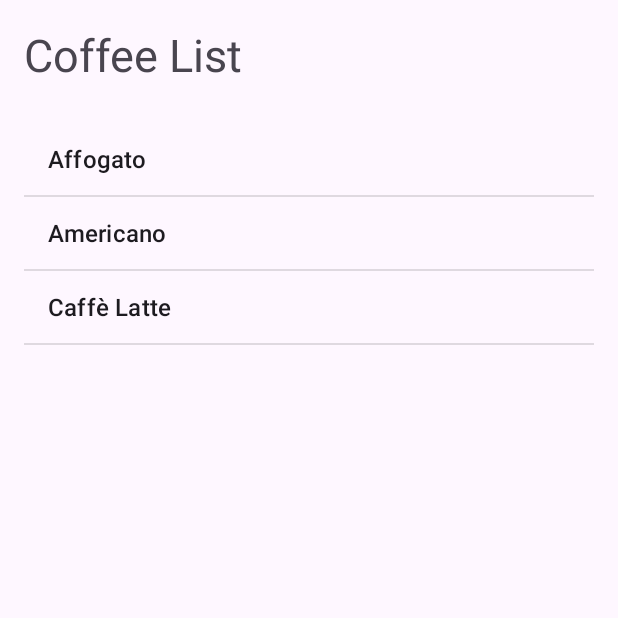
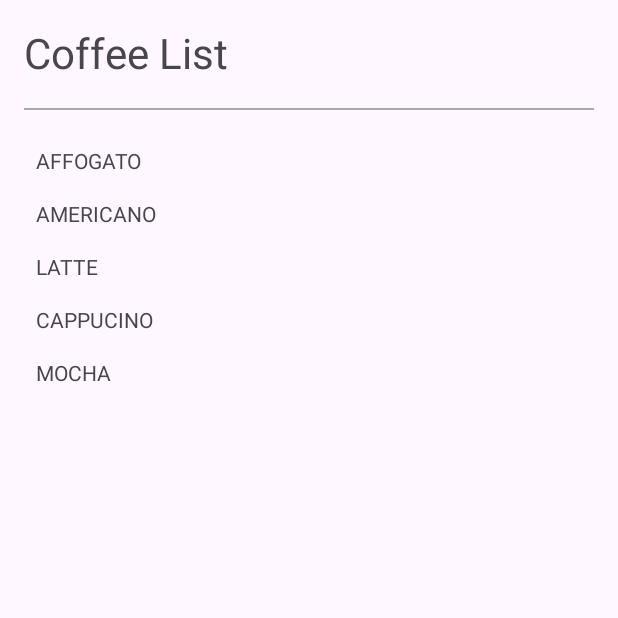
Before and after one commit to Maxhunter345/LAB_WEEK_03, an Android app: the screen it shows after launch (MainActivity), on a phone screen of 412 x 824 dp, the top half of it. Run offline under Robolectric (Android 15) with nearby library versions, the phone set to English and light mode, and no system bars.

Commit message:
Commit No.5 – add back button & extend list

```diff
--- /dev/null
+++ b/app/src/main/java/com/example/lab_week_03/CoffeeListener.kt
@@ -0,0 +1,5 @@
+package com.example.lab_week_03
+
+interface CoffeeListener {
+    fun onCoffeeSelected(index: Int)
+}
--- a/app/src/main/java/com/example/lab_week_03/ListFragment.kt
+++ b/app/src/main/java/com/example/lab_week_03/ListFragment.kt
@@ -5,25 +5,15 @@ import android.os.Bundle
 import android.view.LayoutInflater
 import android.view.View
 import android.view.ViewGroup
-import android.widget.AdapterView
-import android.widget.ArrayAdapter
-import android.widget.ListView
 import androidx.fragment.app.Fragment
-import androidx.navigation.Navigation
+import android.util.Log
 
 class ListFragment : Fragment() {
-
     private var listener: CoffeeListener? = null
-
-    interface CoffeeListener {
-        fun onCoffeeSelected(name: String, description: String)
-    }
 
     override fun onAttach(context: Context) {
         super.onAttach(context)
-        if (context is CoffeeListener) {
-            listener = context
-        }
+        listener = if (context is CoffeeListener) context else throw RuntimeException("$context must implement CoffeeListener")
     }
 
     override fun onDetach() {
@@ -31,41 +21,31 @@ class ListFragment : Fragment() {
         listener = null
     }
 
-    override fun onCreateView(
-        inflater: LayoutInflater, container: ViewGroup?,
-        savedInstanceState: Bundle?
-    ): View? {
+    override fun onCreateView(inflater: LayoutInflater, container: ViewGroup?, savedInstanceState: Bundle?): View? {
         return inflater.inflate(R.layout.fragment_list, container, false)
     }
 
     override fun onViewCreated(view: View, savedInstanceState: Bundle?) {
         super.onViewCreated(view, savedInstanceState)
 
-        val listView = view.findViewById<ListView>(R.id.coffee_list_view)
-        val coffeeNames = resources.getStringArray(R.array.coffee_names)
-        val coffeeDescriptions = resources.getStringArray(R.array.coffee_descriptions)
+        val ids = listOf(
+            R.id.affogato,
+            R.id.americano,
+            R.id.latte,
+            R.id.cappuccino,
+            R.id.mocha
+        )
 
-        val adapter = ArrayAdapter(requireContext(), android.R.layout.simple_list_item_1, coffeeNames)
-        listView.adapter = adapter
-
-        listView.onItemClickListener = AdapterView.OnItemClickListener { _, _, position, _ ->
-            val name = coffeeNames[position]
-            val description = coffeeDescriptions[position]
-
-            val detailContainerPresent = requireActivity().findViewById<View?>(R.id.detail_fragment) != null
-
-            if (detailContainerPresent && listener != null) {
-                listener!!.onCoffeeSelected(name, description)
-            } else {
-                val bundle = Bundle().apply {
-                    putString("name", name)
-                    putString("description", description)
-                }
-                Navigation.findNavController(view).navigate(
-                    R.id.action_listFragment_to_detailFragment,
-                    bundle
-                )
+        for ((index, id) in ids.withIndex()) {
+            val itemView = view.findViewById<View>(id)
+            itemView?.setOnClickListener {
+                Log.d("ListFragment", "clicked index=$index id=$id")
+                listener?.onCoffeeSelected(index)
             }
         }
     }
+
+    companion object {
+        const val COFFEE_INDEX = "COFFEE_INDEX"
+    }
 }
--- a/app/src/main/java/com/example/lab_week_03/MainActivity.kt
+++ b/app/src/main/java/com/example/lab_week_03/MainActivity.kt
@@ -2,31 +2,27 @@ package com.example.lab_week_03
 
 import android.os.Bundle
 import androidx.appcompat.app.AppCompatActivity
-import androidx.navigation.fragment.NavHostFragment
+import androidx.fragment.app.commit
 
-class MainActivity : AppCompatActivity(), ListFragment.CoffeeListener {
-    private var isTablet: Boolean = false
-
+class MainActivity : AppCompatActivity(), CoffeeListener {
     override fun onCreate(savedInstanceState: Bundle?) {
         super.onCreate(savedInstanceState)
         setContentView(R.layout.activity_main)
 
-        isTablet = findViewById<androidx.fragment.app.FragmentContainerView?>(R.id.nav_host_fragment) == null
+        if (savedInstanceState == null) {
+            supportFragmentManager.commit {
+                replace(R.id.fragment_container, ListFragment())
+            }
+        }
     }
 
-    override fun onCoffeeSelected(name: String, description: String) {
-        if (isTablet) {
-            val detailFragment = supportFragmentManager.findFragmentById(R.id.detail_fragment) as DetailFragment
-            detailFragment.updateCoffee(name, description)
-        } else {
-            val navHostFragment = supportFragmentManager.findFragmentById(R.id.nav_host_fragment) as NavHostFragment
-            val navController = navHostFragment.navController
+    override fun onCoffeeSelected(index: Int) {
+        val bundle = Bundle().apply { putInt(ListFragment.COFFEE_INDEX, index) }
+        val detail = DetailFragment().apply { arguments = bundle }
 
-            val bundle = Bundle().apply {
-                putString("name", name)
-                putString("description", description)
-            }
-            navController.navigate(R.id.action_listFragment_to_detailFragment, bundle)
+        supportFragmentManager.commit {
+            replace(R.id.fragment_container, detail)
+            addToBackStack(null)
         }
     }
 }
--- a/app/src/main/res/layout/activity_main.xml
+++ b/app/src/main/res/layout/activity_main.xml
@@ -1,9 +1,17 @@
 <?xml version="1.0" encoding="utf-8"?>
-<androidx.fragment.app.FragmentContainerView xmlns:android="http://schemas.android.com/apk/res/android"
+<androidx.constraintlayout.widget.ConstraintLayout xmlns:android="http://schemas.android.com/apk/res/android"
     xmlns:app="http://schemas.android.com/apk/res-auto"
-    android:id="@+id/nav_host_fragment"
-    android:name="androidx.navigation.fragment.NavHostFragment"
-    app:navGraph="@navigation/nav_graph"
-    app:defaultNavHost="true"
+    xmlns:tools="http://schemas.android.com/tools"
     android:layout_width="match_parent"
-    android:layout_height="match_parent"/>
+    android:layout_height="match_parent"
+    tools:context=".MainActivity">
+
+    <FrameLayout
+        android:id="@+id/fragment_container"
+        android:layout_width="0dp"
+        android:layout_height="0dp"
+        app:layout_constraintTop_toTopOf="parent"
+        app:layout_constraintBottom_toBottomOf="parent"
+        app:layout_constraintStart_toStartOf="parent"
+        app:layout_constraintEnd_toEndOf="parent" />
+</androidx.constraintlayout.widget.ConstraintLayout>
--- a/app/src/main/res/layout/fragment_list.xml
+++ b/app/src/main/res/layout/fragment_list.xml
@@ -1,25 +1,61 @@
 <?xml version="1.0" encoding="utf-8"?>
 <LinearLayout xmlns:android="http://schemas.android.com/apk/res/android"
-    android:orientation="vertical"
     android:layout_width="match_parent"
     android:layout_height="match_parent"
+    android:orientation="vertical"
     android:padding="16dp">
 
     <TextView
-        android:id="@+id/list_header"
-        android:layout_width="wrap_content"
+        android:id="@+id/coffee_list_title"
+        android:layout_width="match_parent"
         android:layout_height="wrap_content"
         android:text="Coffee List"
-        android:textSize="30sp"
-        android:layout_marginBottom="12dp"/>
+        android:textSize="28sp"
+        android:layout_marginBottom="18dp"/>
 
     <View
         android:layout_width="match_parent"
         android:layout_height="1dp"
-        android:layout_marginBottom="12dp"/>
+        android:background="@android:color/darker_gray"
+        android:layout_marginBottom="16dp"/>
 
-    <ListView
-        android:id="@+id/coffee_list_view"
+    <TextView
+        android:id="@+id/affogato"
         android:layout_width="match_parent"
-        android:layout_height="match_parent"/>
+        android:layout_height="wrap_content"
+        android:text="AFFOGATO"
+        android:padding="8dp"
+        android:background="?android:attr/selectableItemBackground"/>
+
+    <TextView
+        android:id="@+id/americano"
+        android:layout_width="match_parent"
+        android:layout_height="wrap_content"
+        android:text="AMERICANO"
+        android:padding="8dp"
+        android:background="?android:attr/selectableItemBackground"/>
+
+    <TextView
+        android:id="@+id/latte"
+        android:layout_width="match_parent"
+        android:layout_height="wrap_content"
+        android:text="LATTE"
+        android:padding="8dp"
+        android:background="?android:attr/selectableItemBackground"/>
+
+    <TextView
+        android:id="@+id/cappuccino"
+        android:layout_width="match_parent"
+        android:layout_height="wrap_content"
+        android:text="CAPPUCINO"
+        android:padding="8dp"
+        android:background="?android:attr/selectableItemBackground"/>
+
+    <TextView
+        android:id="@+id/mocha"
+        android:layout_width="match_parent"
+        android:layout_height="wrap_content"
+        android:text="MOCHA"
+        android:padding="8dp"
+        android:background="?android:attr/selectableItemBackground"/>
 </LinearLayout>
--- a/app/src/main/res/values/strings.xml
+++ b/app/src/main/res/values/strings.xml
@@ -4,12 +4,15 @@
         <item>Affogato</item>
         <item>Americano</item>
         <item>Caffè Latte</item>
+        <item>Cappuccino</item>
+        <item>Mocha</item>
     </string-array>
 
     <string-array name="coffee_descriptions">
         <item>Espresso poured over vanilla ice cream.</item>
         <item>Espresso with added hot water.</item>
         <item>Espresso with steamed milk and foam.</item>
+        <item>Equal parts espresso, steamed milk, and foam.</item>
+        <item>Espresso mixed with chocolate and steamed milk.</item>
     </string-array>
-
 </resources>
```
Also changed, not shown: app/src/main/java/com/example/lab_week_03/DetailFragment.kt (+28 -17 lines), app/src/main/res/layout/fragment_detail.xml (+11 -10 lines), 2 other files.
